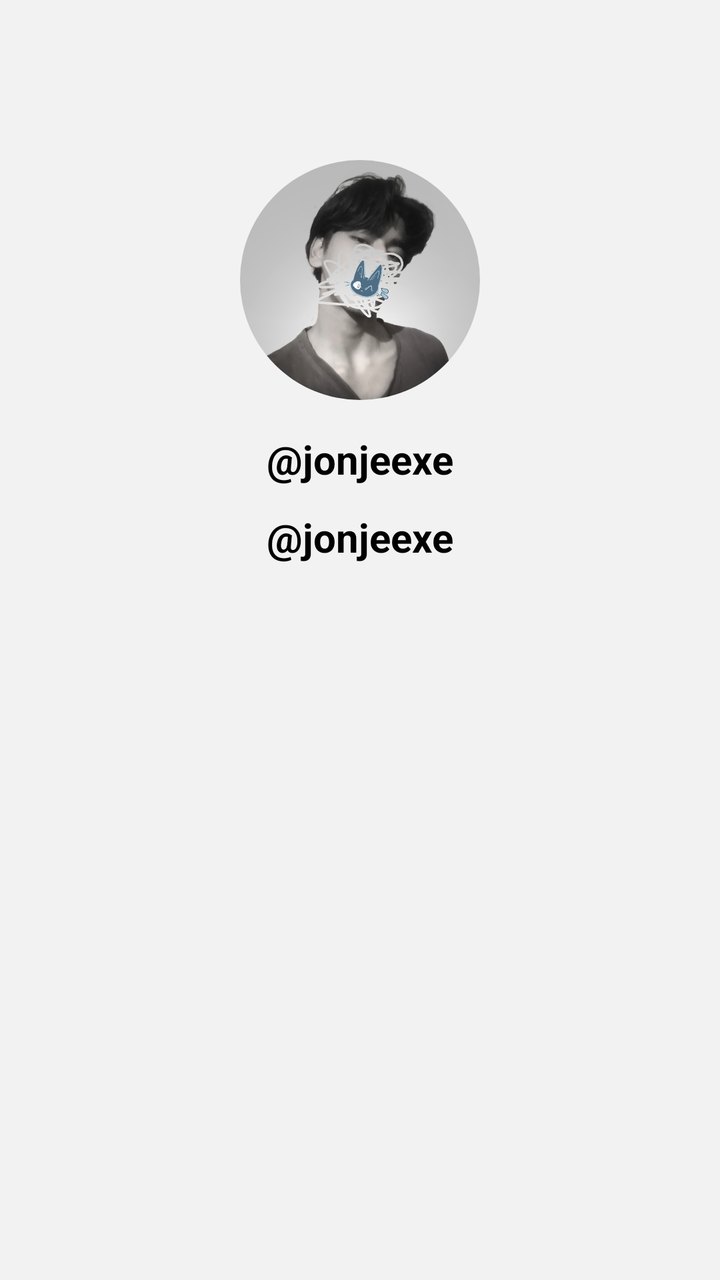
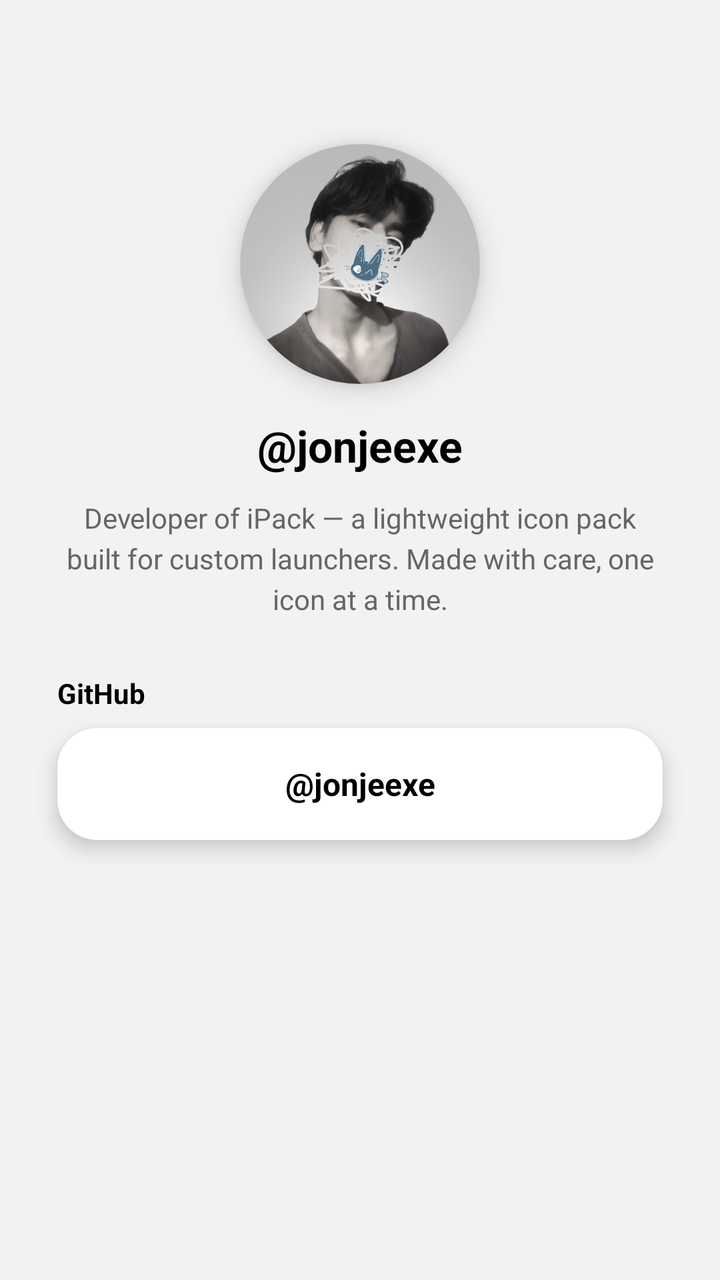

Screens rendered from an Android XML layout before and after an edit, with the pre-edit source and the edit as a unified diff.
<!-- AndroidManifest.xml: activity theme AppTheme -->
<!-- res/layout/activity_about.xml -->
<?xml version="1.0" encoding="utf-8"?>
<androidx.constraintlayout.widget.ConstraintLayout
    xmlns:android="http://schemas.android.com/apk/res/android"
    xmlns:app="http://schemas.android.com/apk/res-auto"
    android:layout_width="match_parent"
    android:layout_height="match_parent"
    android:background="#F2F2F2">

    <ImageView
        android:id="@+id/dev_photo"
        android:layout_width="120dp"
        android:layout_height="120dp"
        android:layout_marginTop="80dp"
        android:src="@drawable/dev_photo"
        android:background="@drawable/circle_mask"
        android:clipToOutline="true"
        android:scaleType="centerCrop"
        app:layout_constraintTop_toTopOf="parent"
        app:layout_constraintStart_toStartOf="parent"
        app:layout_constraintEnd_toEndOf="parent" />

    <TextView
        android:id="@+id/dev_name"
        android:layout_width="wrap_content"
        android:layout_height="wrap_content"
        android:layout_marginTop="16dp"
        android:text="@jonjeexe"
        android:textSize="20sp"
        android:textStyle="bold"
        android:textColor="#000000"
        app:layout_constraintTop_toBottomOf="@id/dev_photo"
        app:layout_constraintStart_toStartOf="parent"
        app:layout_constraintEnd_toEndOf="parent" />

    <TextView
        android:id="@+id/dev_github"
        android:layout_width="wrap_content"
        android:layout_height="wrap_content"
        android:layout_marginTop="8dp"
        android:text="@jonjeexe"
        android:textSize="20sp"
        android:textStyle="bold"
        android:textColor="#000000"
        android:padding="4dp"
        app:layout_constraintTop_toBottomOf="@id/dev_name"
        app:layout_constraintStart_toStartOf="parent"
        app:layout_constraintEnd_toEndOf="parent" />

</androidx.constraintlayout.widget.ConstraintLayout>
<!-- resources referenced by this layout -->
<resources>
  <!-- drawable circle_mask (drawable) -->
  <?xml version="1.0" encoding="utf-8"?>
  <shape xmlns:android="http://schemas.android.com/apk/res/android"
      android:shape="oval">
      <solid android:color="#FFFFFF" />
  </shape>
  <!-- drawable dev_photo: png bitmap (drawable, 158967 bytes) -->
  <style name="AppTheme" parent="android:Theme.Material.Light.NoActionBar" />
</resources>

<!-- the commit's change to res/layout/activity_about.xml (unified diff, before → after) -->
@@ -6,14 +6,29 @@
     android:layout_height="match_parent"
     android:background="#F2F2F2">
 
+    <androidx.constraintlayout.widget.Guideline
+        android:id="@+id/about_guide_left"
+        android:layout_width="wrap_content"
+        android:layout_height="wrap_content"
+        android:orientation="vertical"
+        app:layout_constraintGuide_percent="0.08" />
+
+    <androidx.constraintlayout.widget.Guideline
+        android:id="@+id/about_guide_right"
+        android:layout_width="wrap_content"
+        android:layout_height="wrap_content"
+        android:orientation="vertical"
+        app:layout_constraintGuide_percent="0.92" />
+
     <ImageView
         android:id="@+id/dev_photo"
         android:layout_width="120dp"
         android:layout_height="120dp"
-        android:layout_marginTop="80dp"
+        android:layout_marginTop="72dp"
         android:src="@drawable/dev_photo"
         android:background="@drawable/circle_mask"
         android:clipToOutline="true"
+        android:elevation="8dp"
         android:scaleType="centerCrop"
         app:layout_constraintTop_toTopOf="parent"
         app:layout_constraintStart_toStartOf="parent"
@@ -25,7 +40,7 @@
         android:layout_height="wrap_content"
         android:layout_marginTop="16dp"
         android:text="@jonjeexe"
-        android:textSize="20sp"
+        android:textSize="22sp"
         android:textStyle="bold"
         android:textColor="#000000"
         app:layout_constraintTop_toBottomOf="@id/dev_photo"
@@ -33,17 +48,44 @@
         app:layout_constraintEnd_toEndOf="parent" />
 
     <TextView
-        android:id="@+id/dev_github"
-        android:layout_width="wrap_content"
+        android:id="@+id/dev_description"
+        android:layout_width="0dp"
         android:layout_height="wrap_content"
-        android:layout_marginTop="8dp"
-        android:text="@jonjeexe"
-        android:textSize="20sp"
+        android:layout_marginTop="12dp"
+        android:gravity="center"
+        android:text="Developer of iPack — a lightweight icon pack built for custom launchers. Made with care, one icon at a time."
+        android:textSize="14sp"
+        android:textColor="#666666"
+        android:lineSpacingExtra="4dp"
+        app:layout_constraintTop_toBottomOf="@id/dev_name"
+        app:layout_constraintStart_toStartOf="@id/about_guide_left"
+        app:layout_constraintEnd_toEndOf="@id/about_guide_right" />
+
+    <TextView
+        android:id="@+id/github_label"
+        android:layout_width="0dp"
+        android:layout_height="wrap_content"
+        android:layout_marginTop="28dp"
+        android:text="GitHub"
         android:textStyle="bold"
         android:textColor="#000000"
-        android:padding="4dp"
-        app:layout_constraintTop_toBottomOf="@id/dev_name"
-        app:layout_constraintStart_toStartOf="parent"
-        app:layout_constraintEnd_toEndOf="parent" />
+        app:layout_constraintTop_toBottomOf="@id/dev_description"
+        app:layout_constraintStart_toStartOf="@id/about_guide_left" />
+
+    <TextView
+        android:id="@+id/dev_github"
+        android:layout_width="0dp"
+        android:layout_height="56dp"
+        android:layout_marginTop="8dp"
+        android:background="@drawable/card_background"
+        android:elevation="6dp"
+        android:gravity="center"
+        android:text="@jonjeexe"
+        android:textSize="16sp"
+        android:textStyle="bold"
+        android:textColor="#000000"
+        app:layout_constraintTop_toBottomOf="@id/github_label"
+        app:layout_constraintStart_toStartOf="@id/about_guide_left"
+        app:layout_constraintEnd_toEndOf="@id/about_guide_right" />
 
 </androidx.constraintlayout.widget.ConstraintLayout>
<!-- resource entries referenced after the edit -->
@@ -1,5 +1,12 @@
 <!-- resources referenced by this layout -->
 <resources>
+  <!-- drawable card_background (drawable) -->
+  <?xml version="1.0" encoding="utf-8"?>
+  <shape xmlns:android="http://schemas.android.com/apk/res/android"
+      android:shape="rectangle">
+      <solid android:color="#FFFFFF" />
+      <corners android:radius="20dp" />
+  </shape>
   <!-- drawable circle_mask (drawable) -->
   <?xml version="1.0" encoding="utf-8"?>
   <shape xmlns:android="http://schemas.android.com/apk/res/android"
